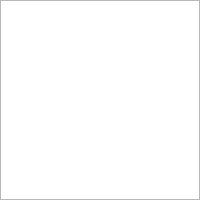
Qt form formmap.ui (rosymaro/qt_pexviewer) before a commit.
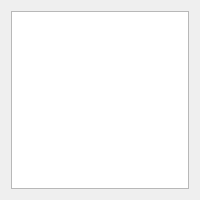
The same form after that commit.

What changed in the file:
```diff
--- a/formmap.ui
+++ b/formmap.ui
@@ -19,15 +19,9 @@
   <property name="windowTitle">
    <string>Dialog</string>
   </property>
+  <layout class="QVBoxLayout" name="verticalLayout">
+   <item>
   <widget class="QGraphicsView" name="graphicsView">
-   <property name="geometry">
-    <rect>
-     <x>0</x>
-     <y>0</y>
-     <width>200</width>
-     <height>200</height>
-    </rect>
-   </property>
    <property name="sizePolicy">
     <sizepolicy hsizetype="Preferred" vsizetype="Preferred">
      <horstretch>0</horstretch>
@@ -36,8 +30,8 @@
    </property>
    <property name="minimumSize">
     <size>
-     <width>200</width>
-     <height>200</height>
+       <width>0</width>
+       <height>0</height>
     </size>
    </property>
    <property name="verticalScrollBarPolicy">
@@ -47,6 +41,8 @@
     <enum>Qt::ScrollBarAlwaysOff</enum>
    </property>
   </widget>
+   </item>
+  </layout>
  </widget>
  <resources/>
  <connections/>
```
Lines whose indentation alone changed are shown as unchanged.
